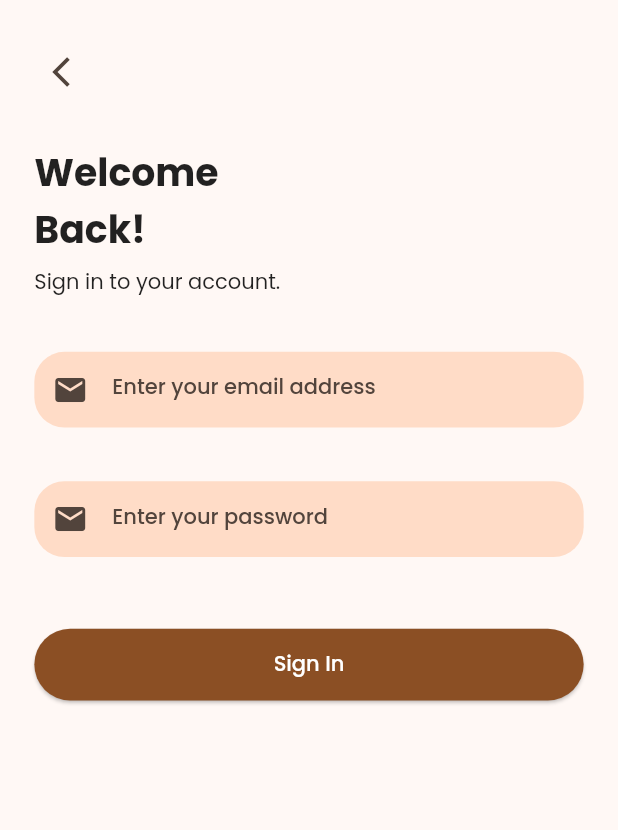
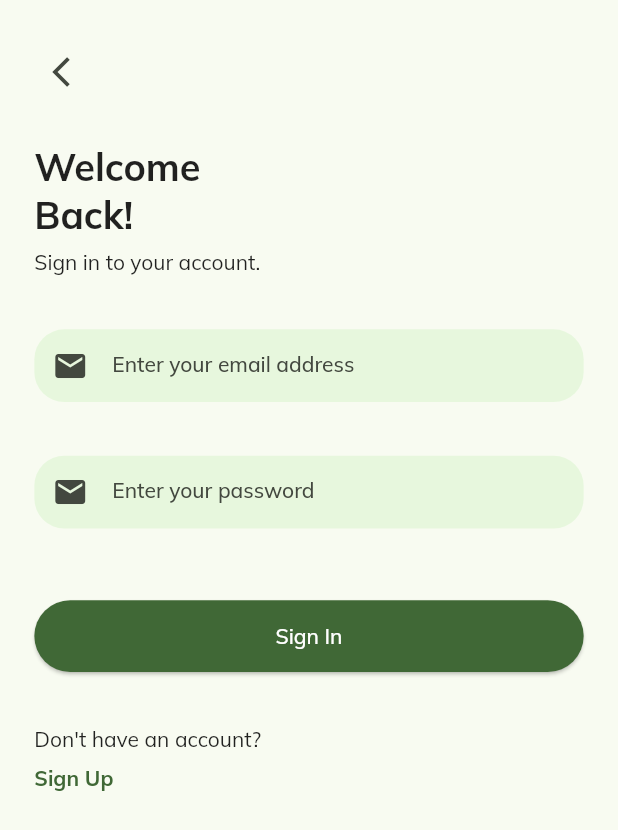
Before and after one commit to roufy235/E-Voting-App, a Flutter app: the screen it shows after launch, after a tap on "Sign In", on a phone screen of 412 x 824 dp. Shown: the top 830 px of the screen. Run offline on Flutter 3.47's test engine with Material 2 defaults, Android fonts, the phone set to English and light mode, and no system bars; drawn by our look-alikes of dynamic_color; our stand-ins replace flutter_riverpod, flutter_screenutil, flutter_svg, go_router, google_fonts.

Commit message:
feat: updated data

```diff
--- a/lib/main.dart
+++ b/lib/main.dart
@@ -1,5 +1,7 @@
 import 'package:dynamic_color/dynamic_color.dart';
 import 'package:e_voting_app/screens/login/login_screen.dart';
+import 'package:e_voting_app/screens/reg/init_reg_screen.dart';
+import 'package:e_voting_app/screens/reg/reg_screen.dart';
 import 'package:e_voting_app/screens/welcome/welcome_screen.dart';
 import 'package:e_voting_app/utils/colors.dart';
 import 'package:flutter/material.dart';
@@ -29,6 +31,16 @@ class MyApp extends StatelessWidget {
           GoRoute(
             path: LoginScreen.routeName,
             builder: (BuildContext context, GoRouterState state) => const LoginScreen()
+          ),
+          GoRoute(
+              path: InitRegScreen.routeName,
+              builder: (BuildContext context, GoRouterState state) => const InitRegScreen(),
+            routes: [
+              GoRoute(
+                  path: RegScreen.routeName,
+                  builder: (BuildContext context, GoRouterState state) => const RegScreen()
+              )
+            ]
           )
         ]
       ),
@@ -67,12 +79,12 @@ class MyApp extends StatelessWidget {
             ),
             useMaterial3: true,
             colorScheme: lightColorScheme,
-            textTheme: GoogleFonts.poppinsTextTheme(Theme.of(context).textTheme),
+            textTheme: GoogleFonts.mulishTextTheme(Theme.of(context).textTheme),
           ),
           darkTheme: ThemeData(
             useMaterial3: true,
             colorScheme: darkColorScheme,
-            textTheme: GoogleFonts.poppinsTextTheme(Theme.of(context).primaryTextTheme),
+            textTheme: GoogleFonts.mulishTextTheme(Theme.of(context).primaryTextTheme),
           ),
           routeInformationProvider: _router.routeInformationProvider,
           routeInformationParser: _router.routeInformationParser,
--- a/lib/screens/login/login_screen.dart
+++ b/lib/screens/login/login_screen.dart
@@ -1,11 +1,12 @@
-import 'package:e_voting_app/utils/colors.dart';
+import 'package:e_voting_app/screens/reg/init_reg_screen.dart';
+import 'package:e_voting_app/screens/welcome/welcome_screen.dart';
 import 'package:e_voting_app/utils/dimens.dart';
 import 'package:e_voting_app/widgets/btn_elevated.dart';
+import 'package:e_voting_app/widgets/input_style.dart';
 import 'package:flutter/material.dart';
 import 'package:flutter_screenutil/flutter_screenutil.dart';
 import 'package:go_router/go_router.dart';
 import 'package:google_fonts/google_fonts.dart';
-import 'package:hive/hive.dart';
 
 class LoginScreen extends StatelessWidget {
   const LoginScreen({Key? key}) : super(key: key);
@@ -32,13 +33,13 @@ class LoginScreen extends StatelessWidget {
                 ),
                 SizedBox(height: 20.h),
                 Text('Welcome',
-                  style: GoogleFonts.poppins(
+                  style: GoogleFonts.mulish(
                     fontWeight: FontWeight.bold,
                     fontSize: defaultSemiBigFontSize.sp
                   ),
                 ),
                 Text('Back!',
-                  style: GoogleFonts.poppins(
+                  style: GoogleFonts.mulish(
                       fontWeight: FontWeight.bold,
                       fontSize: defaultSemiBigFontSize.sp
                   ),
@@ -46,12 +47,8 @@ class LoginScreen extends StatelessWidget {
                 SizedBox(height: 5.h),
                 const Text('Sign in to your account.'),
                 SizedBox(height: 30.h),
-                Container(
-                  decoration: BoxDecoration(
-                      color: Theme.of(context).colorScheme.primaryContainer,
-                    borderRadius: BorderRadius.circular(20)
-                  ),
-                  child: const TextField(
+                const InputStyle(
+                  child: TextField(
                     keyboardType: TextInputType.emailAddress,
                     decoration: InputDecoration(
                       labelText: 'Enter your email address',
@@ -61,12 +58,8 @@ class LoginScreen extends StatelessWidget {
                   ),
                 ),
                 SizedBox(height: 30.h),
-                Container(
-                  decoration: BoxDecoration(
-                      color: Theme.of(context).colorScheme.primaryContainer,
-                      borderRadius: BorderRadius.circular(20)
-                  ),
-                  child: const TextField(
+                const InputStyle(
+                  child: TextField(
                     obscureText: true,
                     keyboardType: TextInputType.text,
                     decoration: InputDecoration(
@@ -80,7 +73,21 @@ class LoginScreen extends StatelessWidget {
                 BtnElevated(
                     child: const Text('Sign In'),
                     onPressed: () {}
-                )
+                ),
+                SizedBox(height: 30.h),
+                const Text("Don't have an account?"),
+                SizedBox(height: 7.h),
+                InkWell(
+                  onTap: () {
+                    context.go('/${WelcomeScreen.routeName}/${InitRegScreen.routeName}');
+                  },
+                  child: Text("Sign Up",
+                    style: TextStyle(
+                        fontWeight: FontWeight.bold,
+                        color: Theme.of(context).colorScheme.primary
+                    ),
+                  ),
+                ),
               ],
             ),
           ),
--- a/lib/screens/welcome/welcome_screen.dart
+++ b/lib/screens/welcome/welcome_screen.dart
@@ -1,4 +1,5 @@
 import 'package:e_voting_app/screens/login/login_screen.dart';
+import 'package:e_voting_app/screens/reg/init_reg_screen.dart';
 import 'package:e_voting_app/utils/dimens.dart';
 import 'package:e_voting_app/widgets/btn_elevated.dart';
 import 'package:e_voting_app/widgets/btn_outlined.dart';
@@ -26,7 +27,7 @@ class WelcomeScreen extends StatelessWidget {
                 SizedBox(height: 30.h),
                 Center(
                   child: Text(appName, style:
-                    GoogleFonts.poppins(
+                    GoogleFonts.mulish(
                       fontSize: defaultBigFontSize.sp,
                       fontWeight: FontWeight.bold
                     )
@@ -69,7 +70,7 @@ class WelcomeScreen extends StatelessWidget {
               Expanded(
                 child: BtnElevated(
                   child: const Text('Get Started'),
-                  onPressed: () {},
+                  onPressed: () => context.go('/$routeName/${InitRegScreen.routeName}'),
                 ),
               )
             ],
--- a/lib/utils/colors.dart
+++ b/lib/utils/colors.dart
@@ -1,5 +1,5 @@
 import 'package:flutter/material.dart';
 
-const Color brandColor = Color(0xFFFF8000);
+const Color brandColor = Color(0xFF008D00);
 const Color colorWhite = Color(0xFFFFFFFF);
 const Color colorWhiteV2 = Color(0xFFf4f4f4);
--- /dev/null
+++ b/lib/widgets/input_style.dart
@@ -0,0 +1,17 @@
+import 'package:flutter/material.dart';
+
+class InputStyle extends StatelessWidget {
+  final Widget child;
+  const InputStyle({Key? key, required this.child}) : super(key: key);
+
+  @override
+  Widget build(BuildContext context) {
+    return Container(
+      decoration: BoxDecoration(
+          color: Theme.of(context).colorScheme.primaryContainer.withOpacity(0.3),
+          borderRadius: BorderRadius.circular(20)
+      ),
+      child: child,
+    );
+  }
+}
```
Also changed, not shown: lib/screens/reg/init_reg_screen.dart (added, +61 -0 lines), lib/screens/reg/reg_screen.dart (added, +97 -0 lines), assets/svg/message_sent.svg (added), assets/svg/voting.svg.
